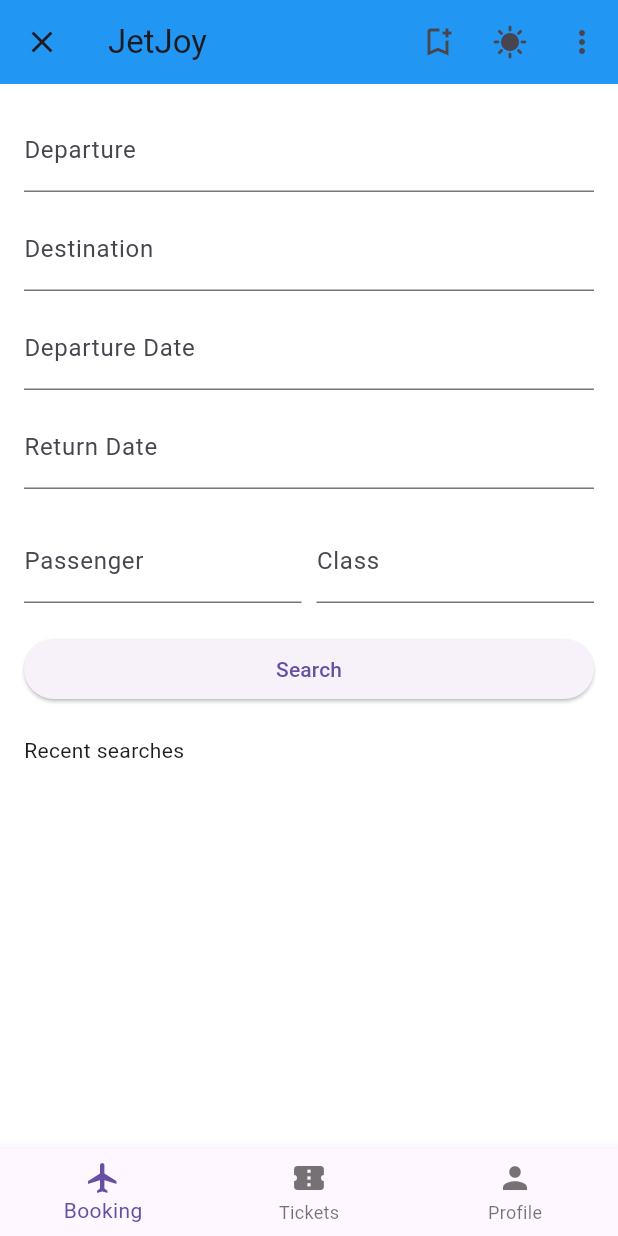
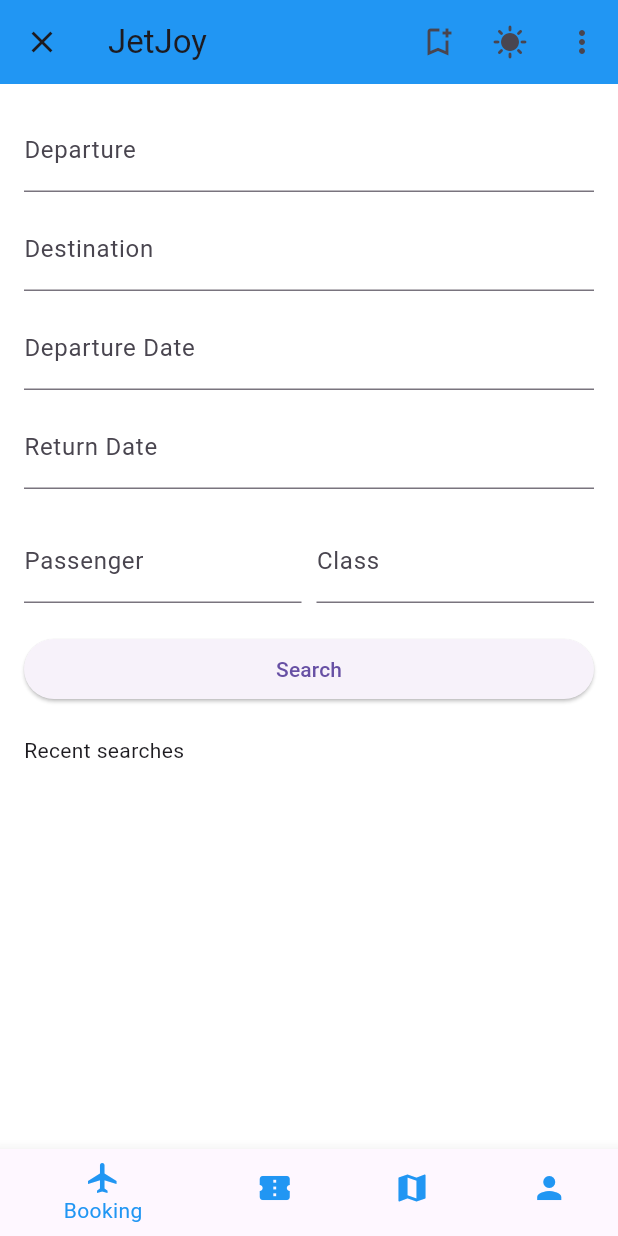
Before and after one commit to aweeff/bookingApp, a Flutter app: the HomePage screen opened directly with empty values, on a phone screen of 412 x 824 dp. Run offline on Flutter 3.47's test engine with Material 3 defaults, Android fonts, the phone set to English and light mode, and no system bars; our stand-ins replace google_maps_flutter.

Commit message:
Merge remote-tracking branch 'origin/gibaloh' into gibaloh
# Conflicts:
#	lib/home_pages/home_page.dart

```diff
--- a/assets/lang/en.json
+++ b/assets/lang/en.json
@@ -28,5 +28,6 @@
   "name": "Name",
   "email": "Email",
   "phone": "Phone",
-  "address": "Address"
+  "address": "Address",
+  "map": "Map"
 }
--- a/assets/lang/kk.json
+++ b/assets/lang/kk.json
@@ -28,5 +28,7 @@
   "name": "Аты",
   "email": "Эл. пошта",
   "phone": "Телефон",
-  "address": "Мекен-жай"
+  "address": "Мекен-жай",
+
+  "map": "Карта"
 }
--- a/assets/lang/ru.json
+++ b/assets/lang/ru.json
@@ -29,6 +29,8 @@
   "name": "Имя",
   "email": "Эл. почта",
   "phone": "Телефон",
-  "address": "Адрес"
+  "address": "Адрес",
 
+
+  "map": "Карта"
 }
--- a/lib/home_pages/home_page.dart
+++ b/lib/home_pages/home_page.dart
@@ -1,17 +1,16 @@
-import 'package:flutter/cupertino.dart';
+import 'package:flutter/material.dart';
+import 'package:provider/provider.dart';
+import 'package:google_maps_flutter/google_maps_flutter.dart';
 
-import 'package:flutter/material.dart';
 import '../main.dart';
 import 'my_tickets_page.dart';
 import 'my_favorites_page.dart';
 import 'profile_page.dart';
 import 'purchase.dart';
+import 'package:project1/maps/map_screen.dart'; // Import the MapScreen
 
-
-import 'package:provider/provider.dart';
 import 'package:project1/themes/theme_provider.dart';
 import 'package:project1/themes/themes.dart';
-
 
 class HomePage extends StatefulWidget {
   final dynamic user;
@@ -22,14 +21,15 @@ class HomePage extends StatefulWidget {
 }
 
 class _HomePageState extends State<HomePage> {
-
   void _changeTheme(ThemeData theme) {
     Provider.of<ThemeProvider>(context, listen: false).setTheme(theme);
   }
+
   int _currentIndex = 0;
   final List<Widget> _pages = [
-     PurchasePage(),
+    PurchasePage(),
     MyTicketsPage(),
+    MapScreen(), // Add MapScreen here
     ProfilePage(),
   ];
 
@@ -102,9 +102,12 @@ class _HomePageState extends State<HomePage> {
       bottomNavigationBar: BottomNavigationBar(
         currentIndex: _currentIndex,
         onTap: (index) => setState(() => _currentIndex = index),
+        selectedItemColor: Colors.blue,  // Set the color for the selected icon
+        unselectedItemColor: Colors.blue, // Set the color for the unselected icons
         items: const <BottomNavigationBarItem>[
           BottomNavigationBarItem(icon: Icon(Icons.flight), label: 'Booking'),
           BottomNavigationBarItem(icon: Icon(Icons.confirmation_number), label: 'Tickets'),
+          BottomNavigationBarItem(icon: Icon(Icons.map), label: 'Map'), // Add a new tab for the map
           BottomNavigationBarItem(icon: Icon(Icons.person), label: 'Profile'),
         ],
       ),
--- a/lib/main.dart
+++ b/lib/main.dart
@@ -3,8 +3,9 @@ import 'package:flutter_localizations/flutter_localizations.dart';
 import 'package:project1/localizations/l10n.dart';
 import 'package:provider/provider.dart';
 import 'logReg page/login.dart';
+import 'maps/map_screen.dart';
 import 'themes/themes.dart';
-import 'themes/theme_provider.dart';
+import 'themes/theme_provider.dart';  // Import the MapScreen
 
 void main() {
   runApp(MyApp());
@@ -50,6 +51,9 @@ class _MyAppState extends State<MyApp> {
               GlobalWidgetsLocalizations.delegate,
             ],
             home: LoginPage(),
+            routes: {
+              '/map': (context) => MapScreen(),
+            },
           );
         },
       ),
--- a/pubspec.yaml
+++ b/pubspec.yaml
@@ -19,6 +19,7 @@ dependencies:
     sdk: flutter
   intl: ^0.19.0
   intl_utils: ^2.8.7
+  google_maps_flutter: ^2.6.1
 
 
 dev_dependencies:
```
Also changed, not shown: lib/maps/map_screen.dart (added, +30 -0 lines), pubspec.lock, 2 other files.
